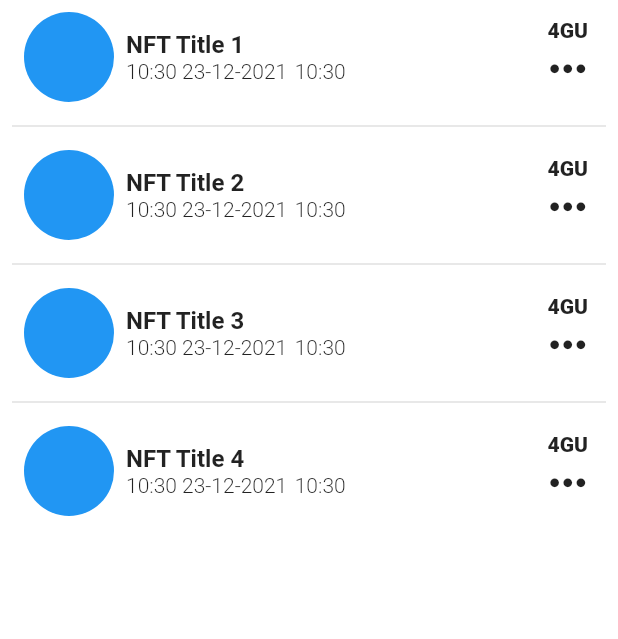
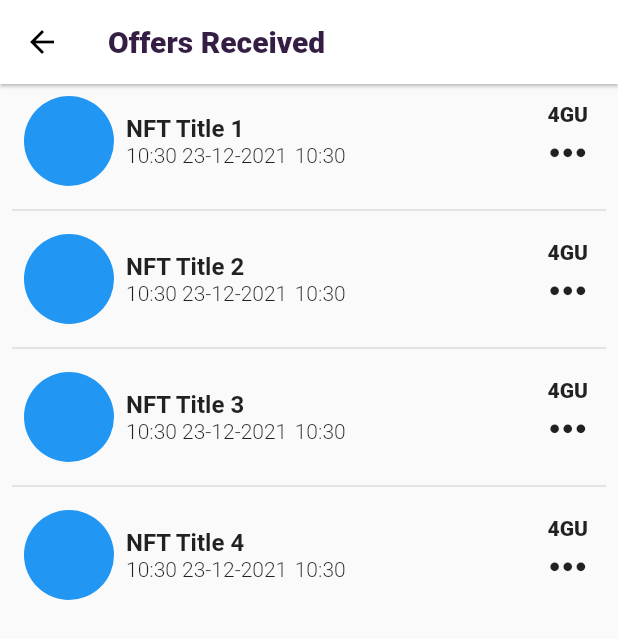
Before and after one commit to shahjash1212/GloballyUnited_UI, a Flutter app: the screen it shows after launch, on a phone screen of 412 x 824 dp. Shown: the top 639 px of the screen. Run offline on Flutter 3.47's test engine with Material 2 defaults, Android fonts, the phone set to English and light mode, and no system bars.

Commit message:
offerPage_Done

```diff
--- a/lib/homepage.dart
+++ b/lib/homepage.dart
@@ -2,6 +2,7 @@ import 'package:flutter/material.dart';
 import 'package:globally_united_ui/model/nfttileinfo.dart';
 import 'package:globally_united_ui/model/profiles.dart';
 import 'package:globally_united_ui/pages/becomeanartist.dart';
+import 'package:globally_united_ui/pages/offersreceiverdpage.dart';
 
 import 'gridviewprofiles.dart';
 import 'nftinfolistview.dart';
@@ -11,12 +12,13 @@ class HomePage extends StatelessWidget {
 
   @override
   Widget build(BuildContext context) {
-    var heightc = MediaQuery.of(context).size.height;
-    var widthc = MediaQuery.of(context).size.width;
+    // var heightc = MediaQuery.of(context).size.height;
+    // var widthc = MediaQuery.of(context).size.width;
 
     return Scaffold(
       backgroundColor: Colors.white,
-      body: NftInfoListView(nfttileinfos: nfttileinfos),
+      body: OffersReceviedPage(),
+      // body: NftInfoListView(nfttileinfos: nfttileinfos),
 
       // BecomeAnArtistPage()
 
--- /dev/null
+++ b/lib/pages/offersreceiverdpage.dart
@@ -0,0 +1,28 @@
+import 'package:flutter/material.dart';
+import 'package:globally_united_ui/model/nfttileinfo.dart';
+import 'package:globally_united_ui/nftinfolistview.dart';
+
+class OffersReceviedPage extends StatelessWidget {
+  const OffersReceviedPage({Key? key}) : super(key: key);
+
+  @override
+  Widget build(BuildContext context) {
+    return Scaffold(
+      appBar: AppBar(
+        backgroundColor: Colors.white,
+        elevation: 1,
+        leading: const BackButton(
+          color: Colors.black,
+        ),
+        title: const Text(
+          "Offers Received",
+          style: TextStyle(
+              fontSize: 20,
+              fontWeight: FontWeight.w800,
+              color: Color(0xff341e44)),
+        ),
+      ),
+      body: NftInfoListView(nfttileinfos: nfttileinfos),
+    );
+  }
+}
```
